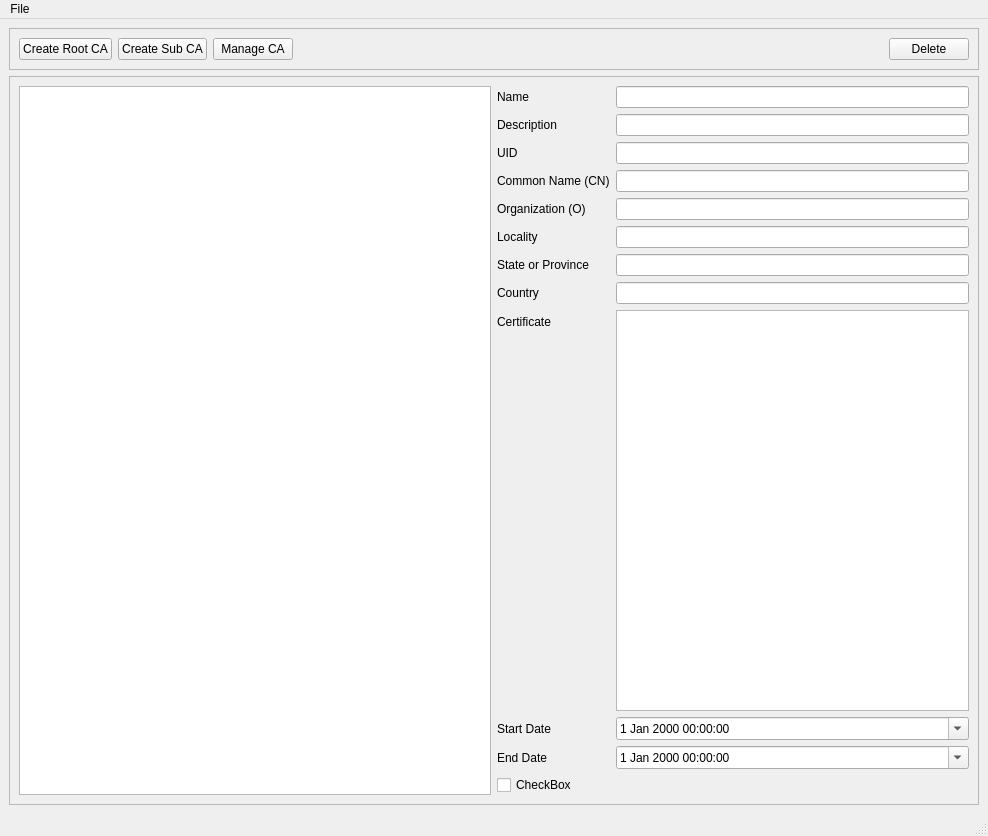
First picture: the form in MultiCA.ui, repository robobeaver6/MultiCA, before the edit.
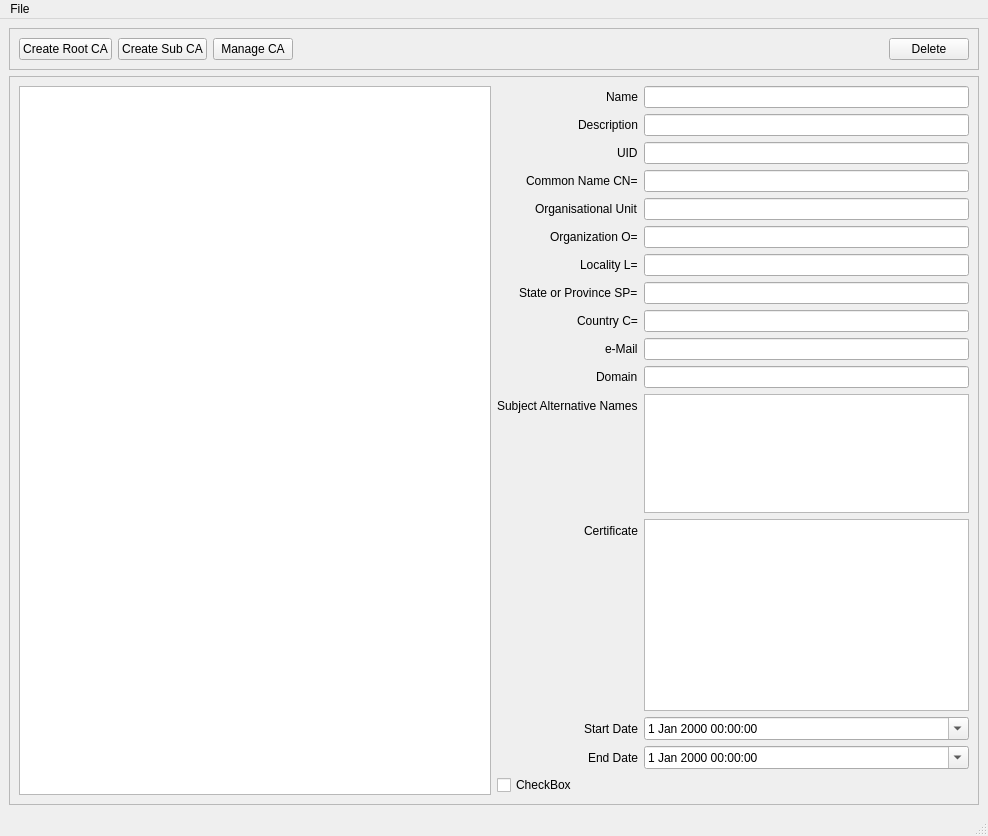
Second picture: the form after the edit.

Commit message: Added DataMapper for other certificate variables. Changed setters and getters to use decorators

The edit to the form file:
```diff
--- a/MultiCA.ui
+++ b/MultiCA.ui
@@ -137,11 +137,17 @@
        </item>
        <item>
         <layout class="QFormLayout" name="formLayout_2">
+         <property name="labelAlignment">
+          <set>Qt::AlignRight|Qt::AlignTrailing|Qt::AlignVCenter</set>
+         </property>
          <item row="0" column="0">
           <widget class="QLabel" name="label_4">
            <property name="text">
             <string>Name</string>
            </property>
+           <property name="alignment">
+            <set>Qt::AlignRight|Qt::AlignTrailing|Qt::AlignVCenter</set>
+           </property>
           </widget>
          </item>
          <item row="0" column="1">
@@ -177,61 +183,119 @@
          <item row="3" column="0">
           <widget class="QLabel" name="label_11">
            <property name="text">
-            <string>Common Name (CN)</string>
+            <string>Common Name CN=</string>
            </property>
           </widget>
          </item>
          <item row="3" column="1">
           <widget class="QLineEdit" name="leCommonName"/>
          </item>
-         <item row="4" column="0">
-          <widget class="QLabel" name="label_10">
-           <property name="text">
-            <string>Organization (O)</string>
-           </property>
-          </widget>
-         </item>
-         <item row="4" column="1">
-          <widget class="QLineEdit" name="leOrganization"/>
-         </item>
          <item row="5" column="0">
-          <widget class="QLabel" name="label_2">
+          <widget class="QLabel" name="label_10">
            <property name="text">
-            <string>Locality</string>
+            <string>Organization O=</string>
            </property>
           </widget>
          </item>
          <item row="5" column="1">
-          <widget class="QLineEdit" name="leLocality"/>
+          <widget class="QLineEdit" name="leOrganization"/>
          </item>
          <item row="6" column="0">
-          <widget class="QLabel" name="label">
+          <widget class="QLabel" name="label_2">
            <property name="text">
-            <string>State or Province</string>
+            <string>Locality L=</string>
            </property>
           </widget>
          </item>
          <item row="6" column="1">
-          <widget class="QLineEdit" name="leStateOrProvince"/>
+          <widget class="QLineEdit" name="leLocality"/>
          </item>
          <item row="7" column="0">
-          <widget class="QLabel" name="label_9">
+          <widget class="QLabel" name="label">
            <property name="text">
-            <string>Country</string>
+            <string>State or Province SP=</string>
            </property>
           </widget>
          </item>
          <item row="7" column="1">
+          <widget class="QLineEdit" name="leStateOrProvince"/>
+         </item>
+         <item row="8" column="1">
           <widget class="QLineEdit" name="leCountry"/>
          </item>
+         <item row="14" column="0">
+          <widget class="QLabel" name="label_7">
+           <property name="text">
+            <string>Start Date</string>
+           </property>
+          </widget>
+         </item>
+         <item row="14" column="1">
+          <widget class="QDateTimeEdit" name="dtStart">
+           <property name="calendarPopup">
+            <bool>true</bool>
+           </property>
+          </widget>
+         </item>
+         <item row="15" column="0">
+          <widget class="QLabel" name="label_8">
+           <property name="text">
+            <string>End Date</string>
+           </property>
+          </widget>
+         </item>
+         <item row="15" column="1">
+          <widget class="QDateTimeEdit" name="dtEnd">
+           <property name="calendarPopup">
+            <bool>true</bool>
+           </property>
+          </widget>
+         </item>
+         <item row="16" column="0">
+          <widget class="QCheckBox" name="checkBox">
+           <property name="text">
+            <string>CheckBox</string>
+           </property>
+          </widget>
+         </item>
+         <item row="9" column="1">
+          <widget class="QLineEdit" name="leEmail"/>
+         </item>
+         <item row="9" column="0">
+          <widget class="QLabel" name="label_12">
+           <property name="text">
+            <string>e-Mail</string>
+           </property>
+          </widget>
+         </item>
          <item row="8" column="0">
-          <widget class="QLabel" name="label_3">
+          <widget class="QLabel" name="label_9">
            <property name="text">
-            <string>Certificate</string>
+            <string>Country C=</string>
            </property>
           </widget>
          </item>
-         <item row="8" column="1">
+         <item row="4" column="1">
+          <widget class="QLineEdit" name="leOrgUnit"/>
+         </item>
+         <item row="4" column="0">
+          <widget class="QLabel" name="label_13">
+           <property name="text">
+            <string>Organisational Unit</string>
+           </property>
+          </widget>
+         </item>
+         <item row="11" column="1">
+          <widget class="QListView" name="listView"/>
+         </item>
+         <item row="11" column="0">
+          <widget class="QLabel" name="label_14">
+           <property name="text">
+            <string>Subject Alternative Names</string>
+           </property>
+          </widget>
+         </item>
+         <item row="12" column="1">
           <widget class="QPlainTextEdit" name="teCertificate">
            <property name="enabled">
             <bool>true</bool>
@@ -244,38 +308,20 @@
            </property>
           </widget>
          </item>
-         <item row="9" column="0">
-          <widget class="QLabel" name="label_7">
+         <item row="12" column="0">
+          <widget class="QLabel" name="label_3">
            <property name="text">
-            <string>Start Date</string>
-           </property>
-          </widget>
-         </item>
-         <item row="9" column="1">
-          <widget class="QDateTimeEdit" name="dtStart">
-           <property name="calendarPopup">
-            <bool>true</bool>
-           </property>
-          </widget>
-         </item>
-         <item row="10" column="0">
-          <widget class="QLabel" name="label_8">
-           <property name="text">
-            <string>End Date</string>
+            <string>Certificate</string>
            </property>
           </widget>
          </item>
          <item row="10" column="1">
-          <widget class="QDateTimeEdit" name="dtEnd">
-           <property name="calendarPopup">
-            <bool>true</bool>
-           </property>
-          </widget>
+          <widget class="QLineEdit" name="leDomain"/>
          </item>
-         <item row="11" column="0">
-          <widget class="QCheckBox" name="checkBox">
+         <item row="10" column="0">
+          <widget class="QLabel" name="label_15">
            <property name="text">
-            <string>CheckBox</string>
+            <string>Domain</string>
            </property>
           </widget>
          </item>
```
The commit also changes 3 other files.
